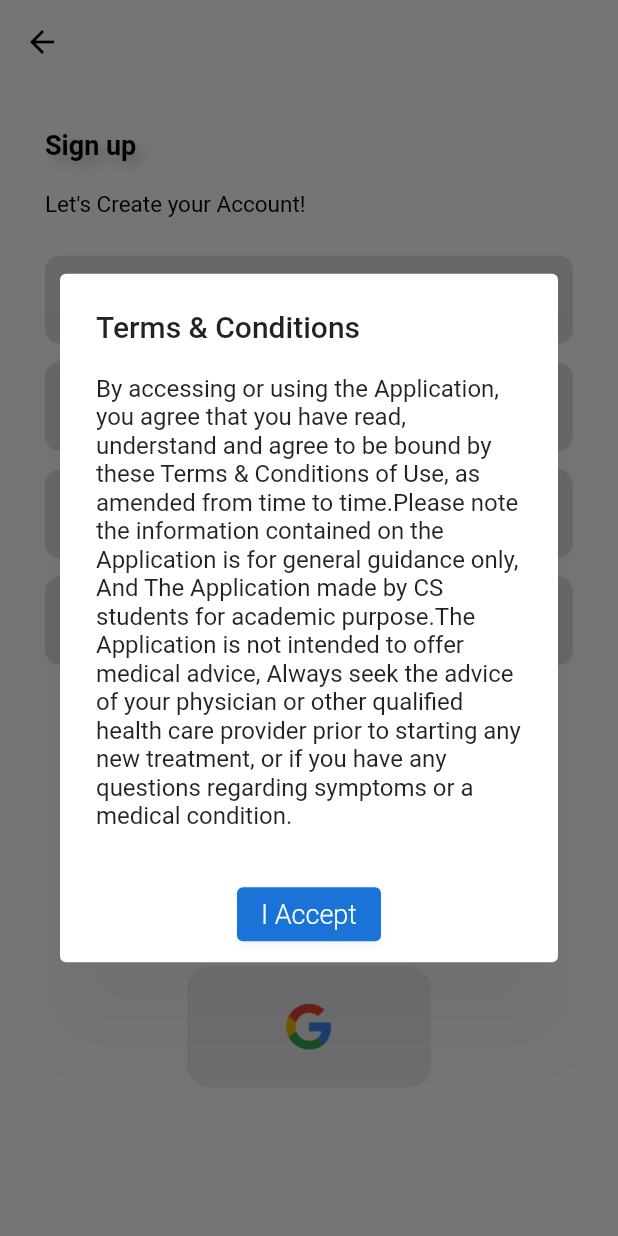
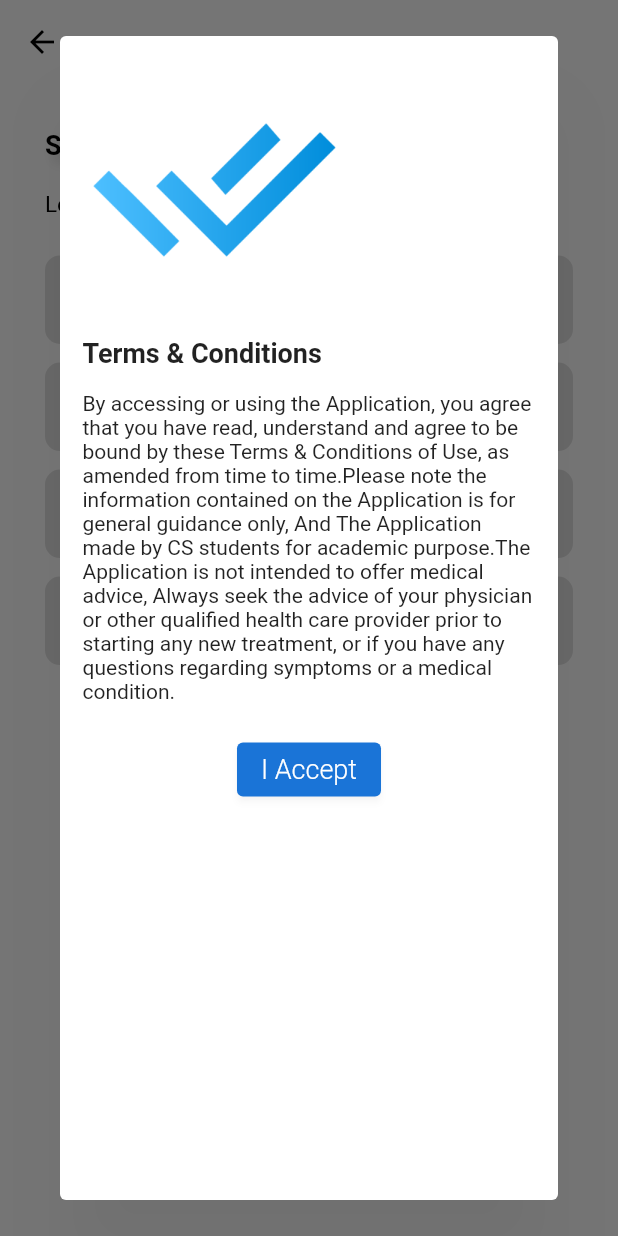
Before and after one commit to tahamoh33/gp_flutter-master, a Flutter app: the SignupPage screen opened directly, after a tap on "Agree to terms and conditions", on a phone screen of 412 x 824 dp. Run offline on Flutter 3.47's test engine with Material 2 defaults, Android fonts, the phone set to English and light mode, and no system bars; our stand-ins replace auto_size_text, cloud_firestore, firebase_auth, firebase_core, firebase_storage, flutter_image_compress and 6 more; missing offline and left inert: tflite; accounts and stored records are empty.

```diff
--- a/lib/Screens/Authentication/signup.dart
+++ b/lib/Screens/Authentication/signup.dart
@@ -268,18 +268,34 @@ class _SignupPageState extends State<SignupPage> {
                       onPressed: () {
                         showDialog(
                             context: context,
-                            builder: (context) => AlertDialog(
-                                  title: const Text(
-                                      "Terms & Conditions"),
-                                  content: SingleChildScrollView(
+                            builder: (context) => Dialog(
+                                  child: Padding(
+                                    padding: const EdgeInsets.all(15.0),
+                                    child: Column(
+                                      mainAxisAlignment: MainAxisAlignment.start,
+                                      crossAxisAlignment: CrossAxisAlignment.start,
+                                      children: [
+                                        Container(
+                                          height:176,width: 176,
+                                            child: Image.asset("lib/images/Frame 2.png")),
+                                        SizedBox(height: 10,),
+
+                                        Text(
+                                            "Terms & Conditions"
+                                        ,style: TextStyle(
+                                          fontSize: 18,
+                                              fontWeight: FontWeight.bold
+                                        ),
+                                        ),
+                                        SizedBox(height: 15,),
+                                        SingleChildScrollView(
                                           scrollDirection: Axis.vertical,
                                           child: Text(
+
                                               "By accessing or using the Application, you agree that you have read, understand and agree to be bound by these Terms & Conditions of Use, as amended from time to time.Please note the information contained on the Application is for general guidance only, And The Application made by CS students for academic purpose.The Application is not intended to offer medical advice, Always seek the advice of your physician or other qualified health care provider prior to starting any new treatment, or if you have any questions regarding symptoms or a medical condition."
                                           ),
-
-
                                         ),
-                              actions: [
+                                            SizedBox(height: 20,),
                                             Center(
                                               child: CustomButton(label: "I Accept", onPressed: (){
                                                 setState(() {
@@ -288,6 +304,8 @@ class _SignupPageState extends State<SignupPage> {
                                               }),
                                             )
                                       ],
+                                    ),
+                                  ),
                         )
                         );
                       },
```
Also changed, not shown: lib/images/Frame 2.png (added). Lines whose indentation alone changed are shown as unchanged.
